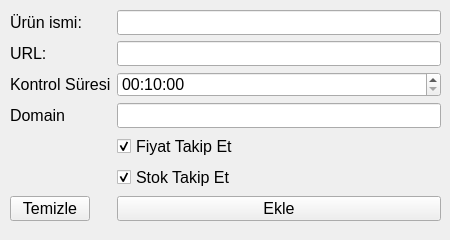
First picture: the form in Python/Design/UrunEkleForm.ui, repository Afkborn/price-tracker-with-GUI, before the edit.
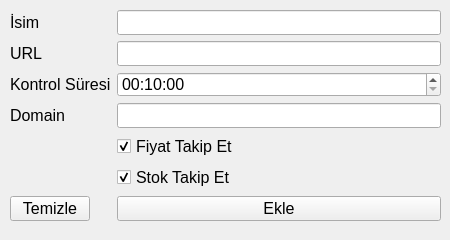
Second picture: the form after the edit.

Diff of the .ui file:
```diff
--- a/Python/Design/UrunEkleForm.ui
+++ b/Python/Design/UrunEkleForm.ui
@@ -42,7 +42,7 @@
        </font>
       </property>
       <property name="text">
-       <string>Ürün ismi: </string>
+       <string>İsim</string>
       </property>
      </widget>
     </item>
@@ -63,7 +63,7 @@
        </font>
       </property>
       <property name="text">
-       <string>URL: </string>
+       <string>URL</string>
       </property>
      </widget>
     </item>
```
